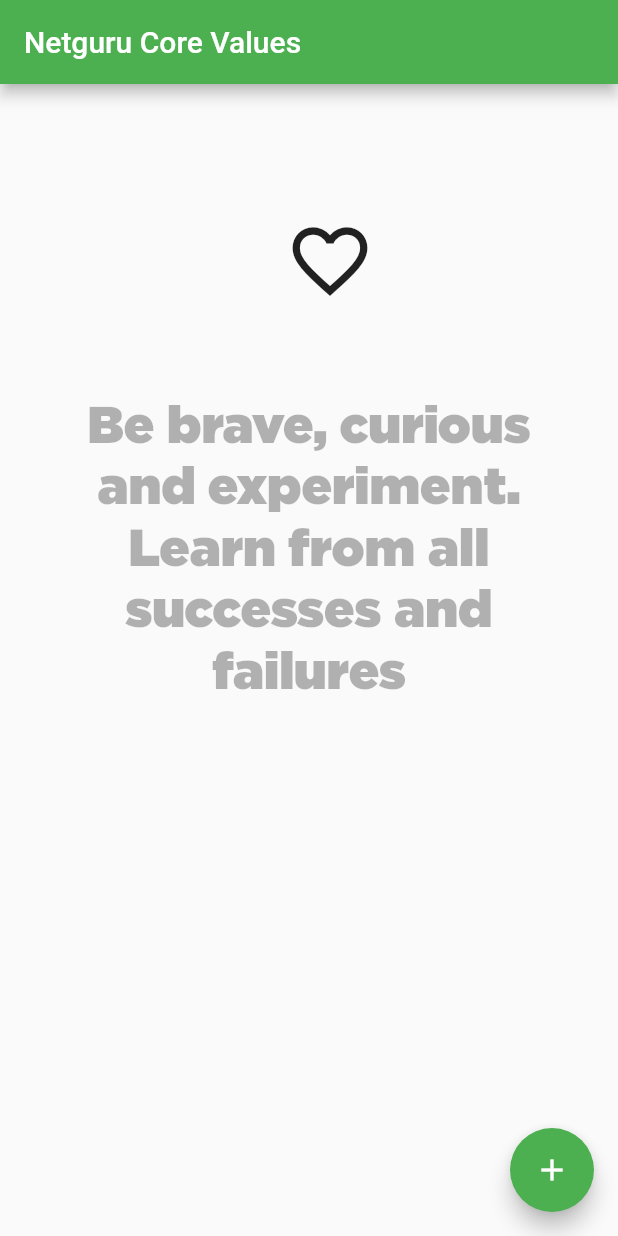
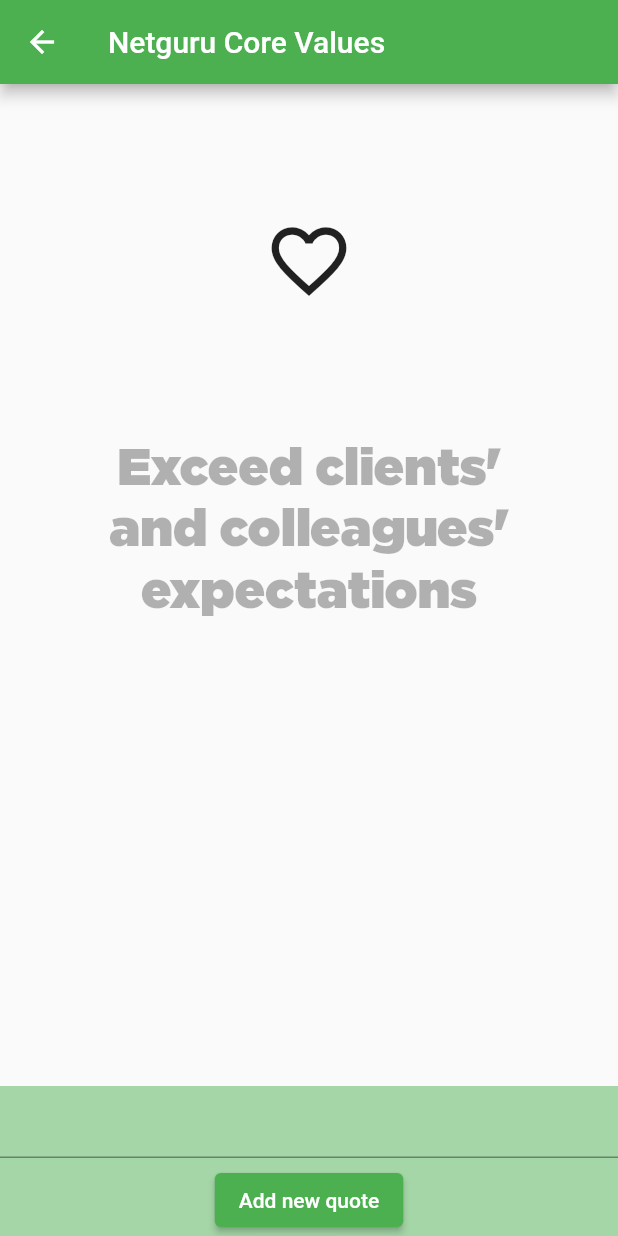
Before and after one commit to erfactor/flutter-quotes-app, a Flutter app: the screen it shows after launch, after a tap on the "favorite outline" icon, after a tap on the "add" icon, on a phone screen of 412 x 824 dp. Run offline on Flutter 3.47's test engine with Material 2 defaults, Android fonts, the phone set to English and light mode, and no system bars; our stand-ins replace flutter_bloc, shared_preferences; generated files the repository leaves out were written again.

Commit message:
quote service, adding quotes and selecting them as favorite
Signed-off-by: Rafal Chabasinski <r.chabasinski@student.mini.pw.edu.pl>

```diff
--- a/lib/blocs/home_bloc.dart
+++ b/lib/blocs/home_bloc.dart
@@ -1,5 +1,6 @@
 import 'dart:async';
 import 'package:flutter_bloc/flutter_bloc.dart';
+import 'package:netguru/models/quote.dart';
 import 'package:netguru/services/quote_service.dart';
 
 abstract class HomeEvent {}
@@ -9,24 +10,27 @@
 class HomeLoadingState extends HomeState {}
 
 class QuoteLoadedState extends HomeState {
-  final String oldQuote;
-  final String newQuote;
+  final String oldQuoteContent;
+  final Quote quote;
+  bool animateText;
 
-  QuoteLoadedState(this.oldQuote, this.newQuote);
+  QuoteLoadedState(this.oldQuoteContent, this.quote, {this.animateText = false});
 }
 
 class LoadHomeEvent extends HomeEvent {}
 
 class QuoteLoadedEvent extends HomeEvent {
-  final String quote;
+  final Quote quote;
 
   QuoteLoadedEvent(this.quote);
 }
 
+class FavoriteEvent extends HomeEvent {}
+
 class NewQuoteEvent extends HomeEvent {
-  final String quote;
+  final String quoteContent;
 
-  NewQuoteEvent(this.quote);
+  NewQuoteEvent(this.quoteContent);
 }
 
 class HomeBloc extends Bloc<HomeEvent, HomeState> {
@@ -44,10 +48,15 @@
         add(QuoteLoadedEvent(quote));
       });
     } else if (event is QuoteLoadedEvent) {
-      var oldQuote = state is QuoteLoadedState ? (state as QuoteLoadedState).newQuote : "";
-      yield QuoteLoadedState(oldQuote, event.quote);
+      var oldQuoteContent = state is QuoteLoadedState ? (state as QuoteLoadedState).quote.content : "";
+      yield QuoteLoadedState(oldQuoteContent, event.quote, animateText: true);
     } else if (event is NewQuoteEvent) {
-      await _quoteService.addNewQuote(event.quote);
+      await _quoteService.addNewQuote(event.quoteContent);
+    } else if (event is FavoriteEvent) {
+      var currentState = state as QuoteLoadedState;
+      var quote = Quote(currentState.quote.id, currentState.quote.content, isFavorite: !currentState.quote.isFavorite);
+      await _quoteService.setQuoteAsFavorite(quote.id, quote.isFavorite);
+      yield QuoteLoadedState(currentState.oldQuoteContent, quote);
     }
   }
 }
--- a/lib/pages/home_page.dart
+++ b/lib/pages/home_page.dart
@@ -1,5 +1,4 @@
 import 'package:flutter/material.dart';
-import 'package:flutter/physics.dart';
 import 'package:flutter/widgets.dart';
 import 'package:flutter_bloc/flutter_bloc.dart';
 import 'package:netguru/blocs/home_bloc.dart';
@@ -16,6 +15,9 @@
     with SingleTickerProviderStateMixin {
   HomeBloc _bloc;
   AnimationController _controller;
+  final GlobalKey<ScaffoldState> _scaffoldKey = GlobalKey<ScaffoldState>();
+  final _searchTextController = TextEditingController();
+  bool showFab = true;
 
   @override
   void initState() {
@@ -43,43 +45,38 @@
   }
 
   Widget _buildLayout(QuoteLoadedState state) {
-    _controller.reset();
-    _controller.forward();
+    if (state.animateText) {
+      _controller.reset();
+      _controller.forward();
+      state.animateText = false;
+    }
     var textColor = Theme.of(context).textTheme.headline4.color;
 
     return AnimatedBuilder(
       animation: _controller,
       builder: (context, _) {
         return Scaffold(
-          floatingActionButton: FloatingActionButton(
-            onPressed: () {
-              // TODO Add new quote modal with snackbar on save
-              _bloc.add(NewQuoteEvent("super quotation just added"));
-            },
-            child: Icon(Icons.add),
-          ),
+          key: _scaffoldKey,
+          floatingActionButton: showFab ? _newQuoteFab(context) : Container(),
           appBar: AppBar(
             title: Text("Netguru Core Values"),
           ),
           body: Center(
             child: Column(
+              crossAxisAlignment: CrossAxisAlignment.center,
               children: <Widget>[
-                Container(height: 80,),
-                IconButton(
-                  icon: Icon(
-                    Icons.favorite_border,
-                    size: 60,
-                  ),
-                  onPressed: () {
-                    // TODO add favorite
-                  },
+                Container(
+                  height: 80,
                 ),
-                Container(height: 80,),
+                _favoriteButton(state),
+                Container(
+                  height: 80,
+                ),
                 FractionallySizedBox(
                     widthFactor: 0.8,
                     child: Stack(
                       children: [
-                        _fadingText(context, state.oldQuote, [
+                        _fadingText(context, state.oldQuoteContent, [
                           0,
                           _controller.value,
                           0.5 + _controller.value * 2
@@ -88,7 +85,7 @@
                           Colors.transparent,
                           textColor
                         ]),
-                        _fadingText(context, state.newQuote, [
+                        _fadingText(context, state.quote.content, [
                           0,
                           _controller.value,
                           _controller.value,
@@ -105,6 +102,65 @@
             ),
           ),
         );
+      },
+    );
+  }
+
+  void showFloatingActionButton(bool value) {
+    setState(() {
+      showFab = value;
+    });
+  }
+
+  _newQuoteFab(BuildContext context) {
+    return FloatingActionButton(
+      onPressed: () {
+        showFloatingActionButton(false);
+        var bottomSheetController = _scaffoldKey.currentState
+            .showBottomSheet((context) => _newQuoteModal(context));
+        bottomSheetController.closed
+            .then((value) => {showFloatingActionButton(true)});
+      },
+      child: Icon(Icons.add),
+    );
+  }
+
+  Widget _newQuoteModal(BuildContext context) {
+    return Container(
+      color: Theme.of(context).backgroundColor,
+      height: 100,
+      child: Center(
+        child: Column(
+          mainAxisAlignment: MainAxisAlignment.spaceBetween,
+          children: <Widget>[
+            TextField(
+              controller: _searchTextController,
+            ),
+            ElevatedButton(
+              child: const Text('Add new quote'),
+              onPressed: () {
+                _bloc.add(NewQuoteEvent(_searchTextController.value.text));
+                Navigator.pop(context);
+                Scaffold.of(context).showSnackBar(SnackBar(
+                  content: Text("New quote was added!"),
+                  duration: Duration(seconds: 1),
+                ));
+              },
+            )
+          ],
+        ),
+      ),
+    );
+  }
+
+  Widget _favoriteButton(QuoteLoadedState state) {
+    return IconButton(
+      iconSize: 60,
+      icon: Icon(
+        state.quote.isFavorite ? Icons.favorite : Icons.favorite_border,
+      ),
+      onPressed: () {
+        _bloc.add(FavoriteEvent());
       },
     );
   }
--- a/lib/services/quote_service.dart
+++ b/lib/services/quote_service.dart
@@ -8,17 +8,17 @@
 class QuoteService {
   static final QuoteService _instance = QuoteService._internal();
   Random _random = new Random();
-  final Duration _waitDuration = Duration(seconds: 3);
+  final Duration _waitDuration = Duration(seconds: 4);
   final String _quoteListKey = "UniqueQuoteListKey";
 
-  List<Quote> _quotes = [
+  List<Quote> _initialQuotes = [
   Quote(1, "Exceed clients' and colleagues' expectations"),
   Quote(2, "Take ownership and question the status quo in a constructive manner"),
   Quote(3, "Be brave, curious and experiment. Learn from all successes and failures"),
-  Quote(4, "Act in a way that makes all of us proud"),
-  Quote(5, "Build an inclusive, transparent and socially responsible culture"),
-  Quote(6, "Be ambitious, grow yourself and the people around you"),
-  Quote(7, "Recognize excellence and engagement"),
+  // Quote(4, "Act in a way that makes all of us proud"),
+  // Quote(5, "Build an inclusive, transparent and socially responsible culture"),
+  // Quote(6, "Be ambitious, grow yourself and the people around you"),
+  // Quote(7, "Recognize excellence and engagement"),
   ];
 
   QuoteService._internal();
@@ -27,29 +27,58 @@
     return _instance;
   }
 
-  Stream<String> getQuotes() async*{
-    var lastUsedQuotes = Queue<int>();
+  Stream<Quote> getQuotes() async*{
+    var quotes = await _loadQuotes();
+    if (quotes == null){
+      _saveQuotes(_initialQuotes);
+    }
+    var lastUsedQuoteIndices = Queue<int>();
     while(true){
-      // List<int> availableNumbers = Enumerable.Range(1, NumOfDifferent).Except(UsedNumbers).ToList();
-      // Dialog result = SmallTalks.Where(d => availableNumbers.Contains(d.file_name.NumberOfSmalltalk())).GetRandomElement();
-      // lastUsedQuotes.removeFirst()
-      // lastUsedQuotes.addLast(value)
-      // UsedNumbers.Enqueue(result.file_name.NumberOfSmalltalk());
-      var randomQuoteIndex = _random.nextInt(_quotes.length);
-      yield _quotes[randomQuoteIndex].content;
+      var quotes = await _loadQuotes();
+
+      var availableIndices = quotes.map((q) => q.id).where((qId) => !lastUsedQuoteIndices.contains(qId)).toList();
+      var randomQuoteIndex = availableIndices[_random.nextInt(availableIndices.length)];
+      var newQuote = quotes.firstWhere((element) => element.id == randomQuoteIndex);
+      if(lastUsedQuoteIndices.length > 0){
+        // TODO change to higher number
+        lastUsedQuoteIndices.removeFirst();
+      }
+      lastUsedQuoteIndices.addLast(newQuote.id);
+      yield newQuote;
       await Future.delayed(_waitDuration);
     }
   }
 
-  Future<void> addNewQuote(String quote) async {
-    var prefs = await SharedPreferences.getInstance();
-
-    var ok = await prefs.setStringList(_quoteListKey, _quotes.map((q) => jsonEncode(q.toJson())).toList());
-
-    var listString = await prefs.getStringList(_quoteListKey);
-
-    var list = listString.map((s) => Quote.fromJson(jsonDecode(s))).toList();
-    print(list.length);
+  Future<void> addNewQuote(String content) async {
+    var quotes = await _loadQuotes();
+    int maxQuoteId = -1;
+    for (var quote in quotes) {
+      if (quote.id > maxQuoteId)
+        maxQuoteId = quote.id;
+    }
+    quotes.add(Quote(maxQuoteId + 1, content));
+    await _saveQuotes(quotes);
   }
 
+  Future<void> setQuoteAsFavorite(int quoteId, bool isFavorite) async {
+    var quotes = await _loadQuotes();
+    var quote = quotes.firstWhere((q) => q.id == quoteId);
+    quote.isFavorite = isFavorite;
+    await _saveQuotes(quotes);
+  }
+
+  Future<List<Quote>> _loadQuotes() async{
+    var persistentStorage = await SharedPreferences.getInstance();
+    var encodedQuoteList = persistentStorage.getStringList(_quoteListKey);
+    if (encodedQuoteList == null) return null;
+    return encodedQuoteList.map((s) => Quote.fromJson(jsonDecode(s))).toList();
+  }
+
+  Future _saveQuotes(List<Quote> quotes) async{
+    var persistentStorage = await SharedPreferences.getInstance();
+    var ok = await persistentStorage.setStringList(_quoteListKey, quotes.map((q) => jsonEncode(q.toJson())).toList());
+    if (!ok){
+      throw Exception("failed to save quotes");
+    }
+  }
 }
```
